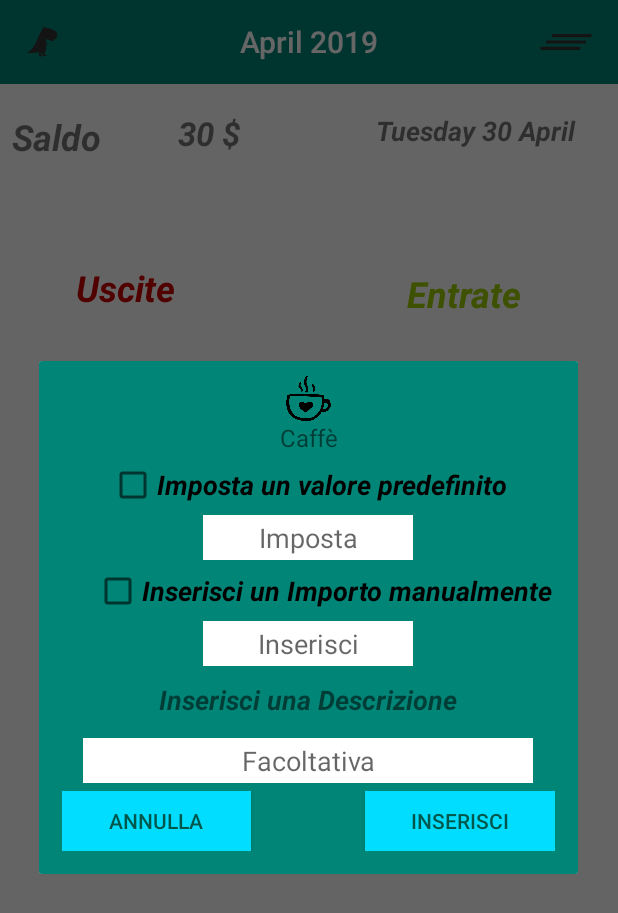
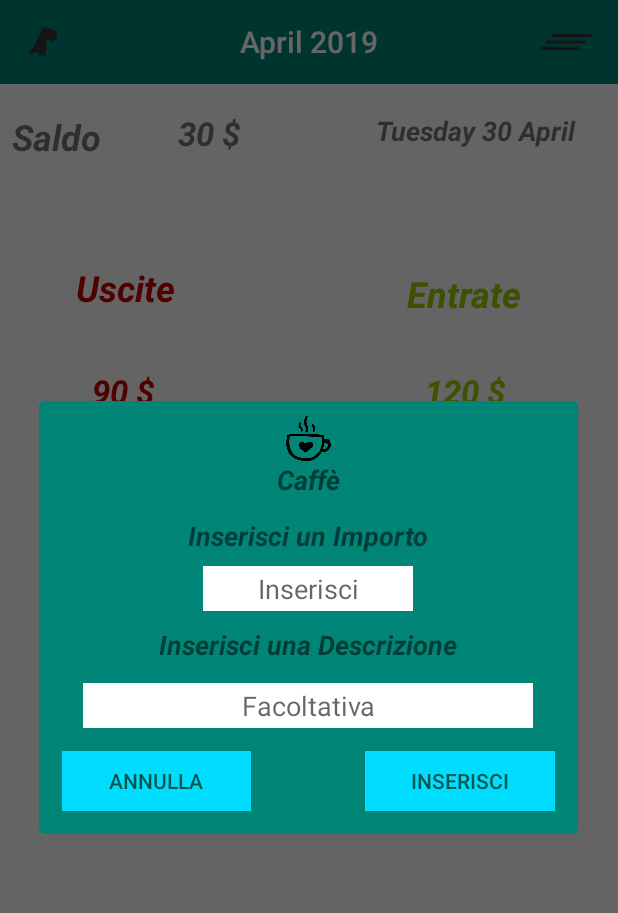
Before and after one commit to bigasp89/gestioneSpese, an Android app: the screen it shows after launch (MainActivity), after a tap on "Caffè", on a phone screen of 412 x 824 dp. Shown: the top 913 px of the screen. Run offline under Robolectric (Android 15) with nearby library versions, the phone set to English and light mode, and no system bars; Roboto replaces fonts that are not available here.

Commit message:
Gestione eliminazione dati da pagina gestioneEntrate Inserimento Logiche su insert a Db

```diff
--- a/app/src/main/java/com/example/gestionespese/MainActivity.java
+++ b/app/src/main/java/com/example/gestionespese/MainActivity.java
@@ -27,7 +27,7 @@ public class MainActivity extends AppCompatActivity {
     GridView gridViewSpese;
     final String TAG = " Activity = Home page";
     DataBaseHelper myDb;
-    EditText importoPredefinito;
+    EditText importoSpesa;
 
     //sorgente d dati gridView
     //inserimento valori in griglia spese e icone
@@ -73,6 +73,7 @@ public class MainActivity extends AppCompatActivity {
         TextView mTitleToolBar = (TextView) toolbar.findViewById(R.id.toolbar_title);
         mTitleToolBar.setText(meseFormattato);
 
+
         //Gestione Griglia spese
         gridViewSpese = findViewById(R.id.gridViewSpese);
         GridViewSpeseAdapter gridViewSpeseAdapter = new GridViewSpeseAdapter(getApplicationContext(),nomeCategoriaSpese,iconeCategorieSpese);
@@ -80,29 +81,43 @@ public class MainActivity extends AppCompatActivity {
 
         gridViewSpese.setOnItemClickListener(new AdapterView.OnItemClickListener() {
             @Override
-            public void onItemClick(AdapterView<?> adapterView, View view, int i, long l) {
+            public void onItemClick(AdapterView<?> adapterView, final View view, int i, long l) {
+                //*******************POP_UP INSERIMETO SPESA *********************//
                 final AlertDialog.Builder mBuilder = new AlertDialog.Builder(MainActivity.this);
                 //infalte layout
-                View myView = getLayoutInflater().inflate(R.layout.pop_up_layout_inserisci,null);
-
+                final View myView = getLayoutInflater().inflate(R.layout.pop_up_layout_inserisci,null);
                 final TextView titoloSpesa = (TextView) myView.findViewById(R.id.titoloCatergoriaPassed);
                 ImageView iconaCategoria = (ImageView) myView.findViewById(R.id.iconaSpesa);
-                Button bt_conferma = (Button) myView.findViewById(R.id.btn_conferma);
-                Button bt_annulla = (Button) myView.findViewById(R.id.btn_annulla);
+                final EditText importo = (EditText) myView.findViewById(R.id.et_importoInserito);
+                final EditText descrizione = (EditText) myView.findViewById(R.id.descrizioneEdiText);
+                final Button bt_conferma = (Button) myView.findViewById(R.id.btn_conferma);
+                final Button bt_annulla = (Button) myView.findViewById(R.id.btn_annulla);
                 //settiamo i valori all'interno del popUp
                 //dobbiamo passare, icona titolo
                 titoloSpesa.setText(nomeCategoriaSpese[i]);
                 iconaCategoria.setImageResource(iconeCategorieSpese[i]);
+                mBuilder.setView(myView);
+                final AlertDialog dialog = mBuilder.create();
+                dialog.show();
                 bt_conferma.setOnClickListener(new View.OnClickListener() {
+
                     @Override
                     public void onClick(View view) {
-                      boolean isInsert =  myDb.insertEntrata(titoloSpesa.getText().toString(),30,"ciao gay");
-                        if(isInsert = true){
-                            Toast.makeText(getApplicationContext(),"inserimento riuscito",Toast.LENGTH_LONG).show();
+                        if(importo.getText().toString().isEmpty()){
+                            Toast.makeText(getApplicationContext(),"Inserisci un Importo",Toast.LENGTH_LONG).show();
+                        }
+                        else{
+                            final int importoInserito = Integer.parseInt(importo.getText().toString());
+                            final String descrizioneInsert = descrizione.getText().toString();
+                            boolean isInsert =  myDb.insertEntrata(titoloSpesa.getText().toString(),importoInserito,descrizioneInsert);
+                            if(isInsert = true){
+                                Toast.makeText(getApplicationContext(),"inserimento riuscito",Toast.LENGTH_LONG).show();
 
-                        }else{
-                            Toast.makeText(getApplicationContext(),"Hai sbagliato qualcosa",Toast.LENGTH_LONG).show();
+                            }else{
+                                Toast.makeText(getApplicationContext(),"Hai sbagliato qualcosa",Toast.LENGTH_LONG).show();
+                            }
                         }
+
                     }
                 });
 
@@ -113,9 +128,6 @@ public class MainActivity extends AppCompatActivity {
                     }
                 });
 
-                mBuilder.setView(myView);
-                AlertDialog dialog = mBuilder.create();
-                dialog.show();
 
             }
         });
--- a/app/src/main/java/com/example/gestionespese/database/DataBaseHelper.java
+++ b/app/src/main/java/com/example/gestionespese/database/DataBaseHelper.java
@@ -53,10 +53,10 @@ public class DataBaseHelper extends SQLiteOpenHelper {
         return cursor;
      }
 
-     public boolean deleteRawEntrate(int i){
+     public boolean deleteRawEntrate(int id){
         SQLiteDatabase db = this.getWritableDatabase();
         String table_name = TABLE_NAME;
-        int numeroRigheEliminate =db.delete(table_name,"ID=" + i,null);
+        int numeroRigheEliminate = db.delete(table_name,"ID=" + id,null);
         if(numeroRigheEliminate>0){
             return true;
         }else{
--- a/app/src/main/res/layout/activity_gestione_entrate.xml
+++ b/app/src/main/res/layout/activity_gestione_entrate.xml
@@ -12,9 +12,10 @@
         android:layout_width="match_parent"
         android:layout_height="wrap_content" />
 
-    <ListView
+    <android.support.v7.widget.RecyclerView
         android:id="@+id/listaprova"
         android:layout_width="match_parent"
-        android:layout_height="wrap_content" />
+        android:layout_height="match_parent" />
+
 
 </LinearLayout>
--- a/app/src/main/res/layout/pop_up_layout_inserisci.xml
+++ b/app/src/main/res/layout/pop_up_layout_inserisci.xml
@@ -21,45 +21,24 @@
         android:layout_height="wrap_content"
         android:gravity="center"
         android:text="@string/nomeCategoria"
-        android:textSize="16sp" />
-
-    <CheckBox
-        android:id="@+id/checkBoxImportoPredefinito"
-        android:layout_width="wrap_content"
-        android:layout_height="30dp"
-        android:layout_gravity="center"
-        android:layout_marginLeft="0dp"
-        android:layout_marginTop="5dp"
-        android:text="Imposta un valore predefinito"
-        android:textSize="18sp"
-        android:textStyle="bold|italic" />
-
-    <EditText
-        android:id="@+id/et_importoValuePredefinito"
-        style="@style/Widget.AppCompat.AutoCompleteTextView"
-        android:layout_width="140dp"
-        android:layout_height="30dp"
-        android:layout_marginTop="5dp"
-        android:background="@android:color/background_light"
-        android:layout_gravity="center"
-        android:gravity="center"
-        android:hint="Imposta"
-        android:inputType="numberDecimal" />
-
-    <!--Inserimento Manuale-->
-    <CheckBox
-        android:id="@+id/checkBoxImportoManuale"
-        android:layout_width="wrap_content"
-        android:layout_height="30dp"
-        android:layout_marginLeft="10dp"
-        android:layout_marginTop="5dp"
-        android:text="Inserisci un Importo manualmente"
-        android:layout_gravity="center"
         android:textSize="18sp"
         android:textStyle="bold|italic"/>
 
+    <TextView
+        android:id="@+id/textView"
+        android:layout_width="match_parent"
+        android:layout_height="30dp"
+        android:layout_gravity="center"
+        android:gravity="center"
+        android:layout_marginTop="10dp"
+        android:text="Inserisci un Importo"
+        android:textStyle="bold|italic"
+        android:textSize="18dp"/>
+
+
+
     <EditText
-        android:id="@+id/et_importoValueManuale"
+        android:id="@+id/et_importoInserito"
         style="@style/Widget.AppCompat.AutoCompleteTextView"
         android:layout_width="140dp"
         android:layout_height="30dp"
@@ -69,6 +48,8 @@
         android:gravity="center"
         android:hint="Inserisci"
         android:inputType="numberDecimal" />
+
+    <!--Inserimento Manuale-->
 
 
     <!--Descrizione -->
@@ -98,6 +79,7 @@
                 android:layout_width="match_parent"
                 android:layout_height="wrap_content"
                 android:orientation="horizontal"
+                android:layout_marginTop="10dp"
                 android:padding="5dp">
                 <Button
                     android:id="@+id/btn_annulla"
```
Also changed, not shown: app/src/main/java/com/example/gestionespese/GestioneEntrateActivity.java (+12 -16 lines), app/src/main/java/com/example/gestionespese/adpter/GestioneEntrateAdapter.java (deleted, +0 -95 lines), app/src/main/java/com/example/gestionespese/adpter/GestioneEntrateAdapterRV.java (added, +111 -0 lines).
